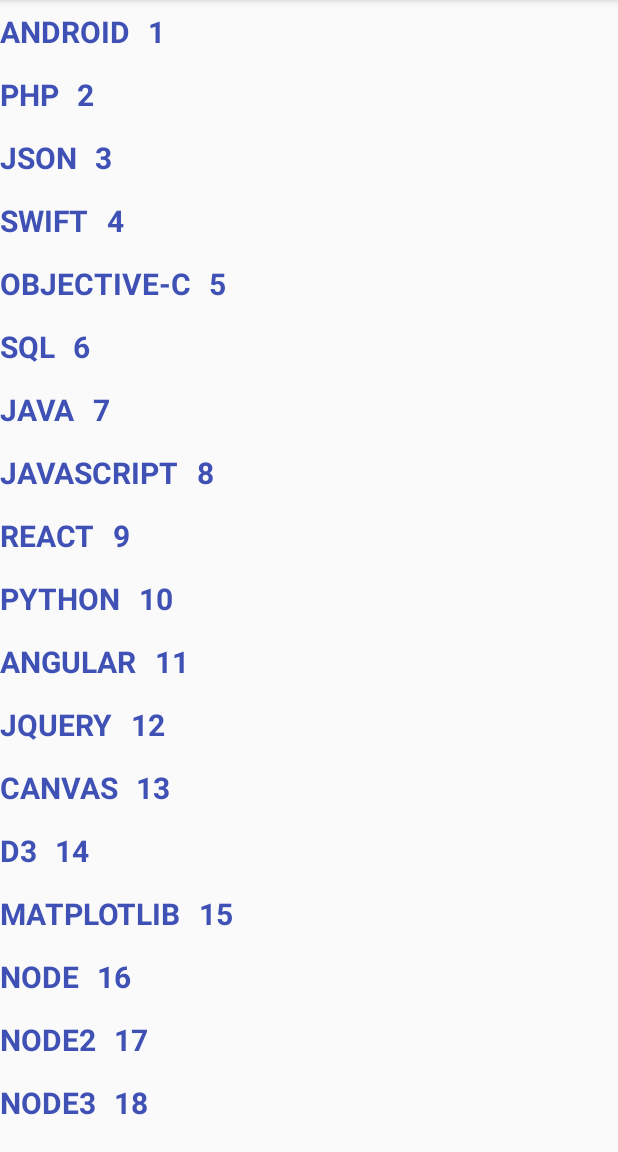
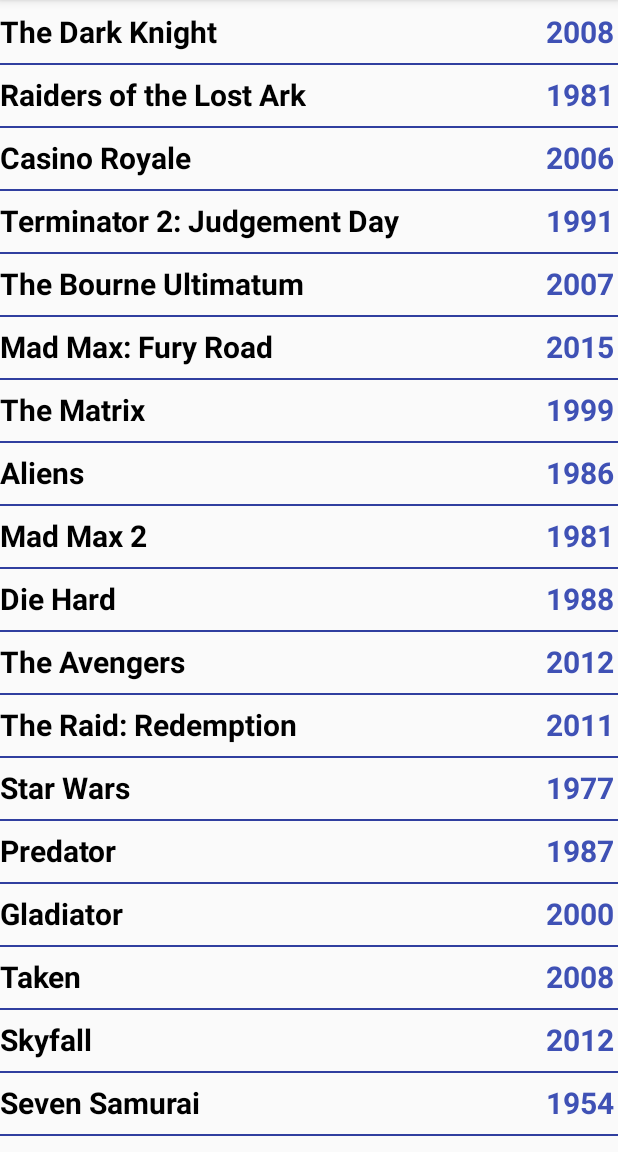
Before and after one commit to just255/AD340, an Android app: the RecyclerActivity screen opened directly, with no data from a screen before it, on a phone screen of 412 x 824 dp, the part 84-1236 px from its top. Run offline under Robolectric (Android 15) with nearby library versions, the phone set to English and light mode, and no system bars.

Commit message:
Recycler divider

```diff
--- a/app/src/main/java/com/justinsimmons/myapplication/RecyclerActivity.java
+++ b/app/src/main/java/com/justinsimmons/myapplication/RecyclerActivity.java
@@ -23,26 +23,26 @@ public class RecyclerActivity extends AppCompatActivity {
     // 2D data array
     String[][] subjects =
             {
-                    { "ANDROID", "1" },
-                    { "PHP", "2" },
-                    { "JSON", "3" },
-                    { "SWIFT", "4" },
-                    { "OBJECTIVE-C", "5" },
-                    { "SQL", "6" },
-                    { "JAVA", "7" },
-                    { "JAVASCRIPT", "8" },
-                    { "REACT", "9" },
-                    { "PYTHON", "10" },
-                    { "ANGULAR", "11" },
-                    { "JQUERY", "12" },
-                    { "CANVAS", "13" },
-                    { "D3", "14" },
-                    { "MATPLOTLIB", "15" },
-                    { "NODE", "16" },
-                    { "NODE2", "17" },
-                    { "NODE3", "18" },
-                    { "NODE4", "19" },
-                    { "NODE5", "20" }
+                    { "The Dark Knight", "2008" },
+                    { "Raiders of the Lost Ark", "1981" },
+                    { "Casino Royale", "2006" },
+                    { "Terminator 2: Judgement Day", "1991" },
+                    { "The Bourne Ultimatum", "2007" },
+                    { "Mad Max: Fury Road", "2015" },
+                    { "The Matrix", "1999" },
+                    { "Aliens", "1986" },
+                    { "Mad Max 2", "1981" },
+                    { "Die Hard", "1988" },
+                    { "The Avengers", "2012" },
+                    { "The Raid: Redemption", "2011" },
+                    { "Star Wars", "1977" },
+                    { "Predator", "1987" },
+                    { "Gladiator", "2000" },
+                    { "Taken", "2008" },
+                    { "Skyfall", "2012" },
+                    { "Seven Samurai", "1954" },
+                    { "Rambo: First Blood", "1982" },
+                    { "True Lies", "1994" }
             };
 
     @Override
@@ -58,6 +58,10 @@ public class RecyclerActivity extends AppCompatActivity {
         // use a linear layout manager
         recylerViewLayoutManager = new LinearLayoutManager(this);
         recyclerView.setLayoutManager(recylerViewLayoutManager);
+
+        recyclerView.addItemDecoration(new SimpleDividerItemDecoration(
+                getApplicationContext()
+        ));
 
         recyclerViewAdapter = new RecyclerAdapter();
         recyclerView.setAdapter(recyclerViewAdapter);
--- /dev/null
+++ b/app/src/main/java/com/justinsimmons/myapplication/SimpleDividerItemDecoration.java
@@ -0,0 +1,38 @@
+package com.justinsimmons.myapplication;
+
+import android.content.Context;
+import android.graphics.Canvas;
+import android.graphics.drawable.Drawable;
+import android.support.v7.widget.RecyclerView;
+import android.view.View;
+
+/**
+ * Created by just_ on 4/30/2017.
+ */
+
+public class SimpleDividerItemDecoration extends RecyclerView.ItemDecoration {
+    private Drawable mDivider;
+
+    public SimpleDividerItemDecoration(Context context) {
+        mDivider = context.getResources().getDrawable(R.drawable.line_divider);
+    }
+
+    @Override
+    public void onDrawOver(Canvas c, RecyclerView parent, RecyclerView.State state) {
+        int left = parent.getPaddingLeft();
+        int right = parent.getWidth() - parent.getPaddingRight();
+
+        int childCount = parent.getChildCount();
+        for (int i = 0; i < childCount; i++) {
+            View child = parent.getChildAt(i);
+
+            RecyclerView.LayoutParams params = (RecyclerView.LayoutParams) child.getLayoutParams();
+
+            int top = child.getBottom() + params.bottomMargin;
+            int bottom = top + mDivider.getIntrinsicHeight();
+
+            mDivider.setBounds(left, top, right, bottom);
+            mDivider.draw(c);
+        }
+    }
+}
--- /dev/null
+++ b/app/src/main/res/drawable/line_divider.xml
@@ -0,0 +1,11 @@
+<?xml version="1.0" encoding="utf-8"?>
+<shape xmlns:android="http://schemas.android.com/apk/res/android"
+    android:shape="rectangle">
+
+    <size
+        android:width="1dp"
+        android:height="1dp" />
+
+    <solid android:color="@color/colorPrimaryDark" />
+
+</shape>
--- a/app/src/main/res/layout/list_item2.xml
+++ b/app/src/main/res/layout/list_item2.xml
@@ -7,25 +7,25 @@
         android:id="@+id/subject_1"
         android:layout_width="wrap_content"
         android:layout_height="wrap_content"
+        android:layout_gravity="left"
+        android:layout_marginBottom="7dp"
         android:layout_marginTop="7dp"
-        android:layout_marginBottom="7dp"
-        android:layout_gravity="left"
+        android:textColor="@android:color/background_dark"
         android:textSize="20dp"
-        android:textStyle="bold"
-        android:textColor="@color/colorPrimary"
-        />
+        android:textStyle="bold" />
 
     <TextView
         android:id="@+id/subject_2"
-        android:layout_toRightOf="@+id/subject_1"
-        android:layout_width="wrap_content"
+        android:layout_width="50dp"
         android:layout_height="wrap_content"
         android:layout_gravity="right"
         android:layout_marginLeft="12dp"
-        android:layout_marginTop="7dp"
-        android:layout_marginBottom="7dp"
+        android:textAlignment="center"
         android:textColor="@color/colorPrimary"
         android:textSize="20dp"
-        android:textStyle="bold" />
+        android:textStyle="bold"
+        android:layout_alignBaseline="@+id/subject_1"
+        android:layout_alignBottom="@+id/subject_1"
+        android:layout_alignParentEnd="true" />
 
 </RelativeLayout>
```
